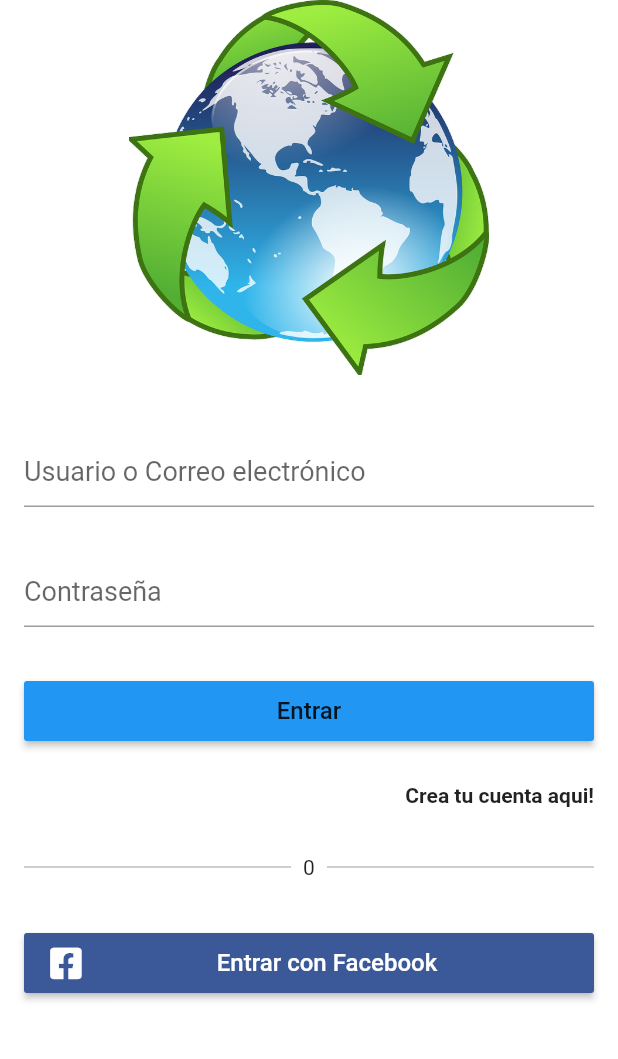
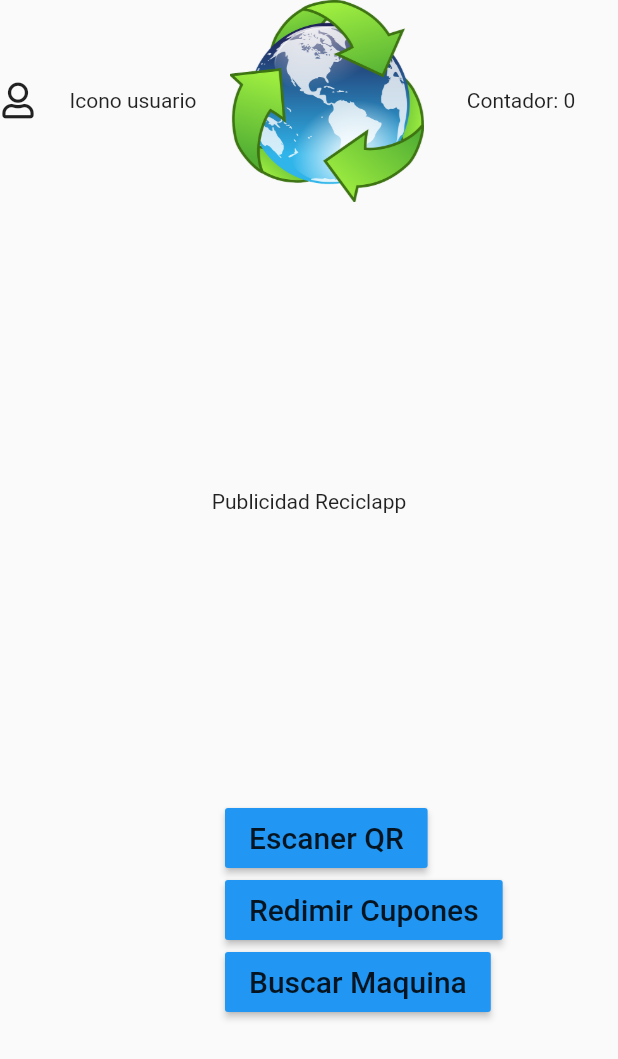
Before and after one commit to luisDavidBF/ReciclApp, a Flutter app: the screen it shows after launch, on a phone screen of 412 x 824 dp. Shown: the top 1059 px of the screen. Run offline on Flutter 3.47's test engine with Material 2 defaults, Android fonts, the phone set to English and light mode, and no system bars; our stand-ins replace font_awesome_flutter.

Commit message:
InterfaceHome

```diff
--- /dev/null
+++ b/lib/homeInterface.dart
@@ -0,0 +1,80 @@
+import 'package:flutter/material.dart';
+import 'package:font_awesome_flutter/font_awesome_flutter.dart';
+
+class Home extends StatelessWidget {
+  @override
+  Widget build(BuildContext context) {
+    // TODO: implement build
+    return Scaffold(
+      body: Container(
+        child: Column(
+          children: <Widget>[
+            Row(
+              children: <Widget>[
+                Icon(FontAwesomeIcons.user,
+                size: 24.0,),
+                Expanded(
+                  child: Text('Icono usuario', textAlign: TextAlign.center),
+                ),
+                Expanded(child: FittedBox(
+                  fit: BoxFit.contain,
+                  child: Image.asset('assets/images/recycle.png',
+                    height: 50,) ,
+                ),
+                  ),
+                Expanded(
+                  child: Text('Contador: 0', textAlign: TextAlign.center,)
+                )
+              ],
+            ),
+            Row(
+              children: <Widget>[
+                SizedBox(height: 400),
+                Expanded(
+                  child: Center(
+
+                    child: Text(
+                      'Publicidad Reciclapp',
+                    ),
+                  ),
+                )
+              ],
+            ),
+            Row(
+              children: <Widget>[
+                const SizedBox(height: 30,width: 150),
+                RaisedButton(
+                    onPressed: (){},
+
+                    child: const Text('Escaner QR',
+                      style: TextStyle(fontSize: 20) ,)
+                ),
+              ],
+            ),
+            Row(
+              children: <Widget>[
+                const SizedBox(height: 30, width: 150,),
+                RaisedButton(
+                    onPressed: (){},
+                    child: const Text('Redimir Cupones',
+                      style: TextStyle(fontSize: 20) ,)
+                ),
+              ],
+            ),
+            Row(
+              children: <Widget>[
+                const SizedBox(height: 30, width: 150,),
+                RaisedButton(
+                    onPressed: (){},
+                    child: const Text('Buscar Maquina',
+                      style: TextStyle(fontSize: 20) ,)
+                ),
+              ],
+            )
+          ],
+        ),
+        ),
+      );
+  }
+
+}
--- a/lib/main.dart
+++ b/lib/main.dart
@@ -1,5 +1,6 @@
 import 'package:flutter/material.dart';
 import 'loginPage.dart';
+import 'homeInterface.dart';
 
 
 void main() => runApp(MyApp());
@@ -26,7 +27,7 @@ class MyApp extends StatelessWidget {
       )
       ),
 
-      home: LoginPage(),
+      home: Home(),
     );
   }
 }
```
